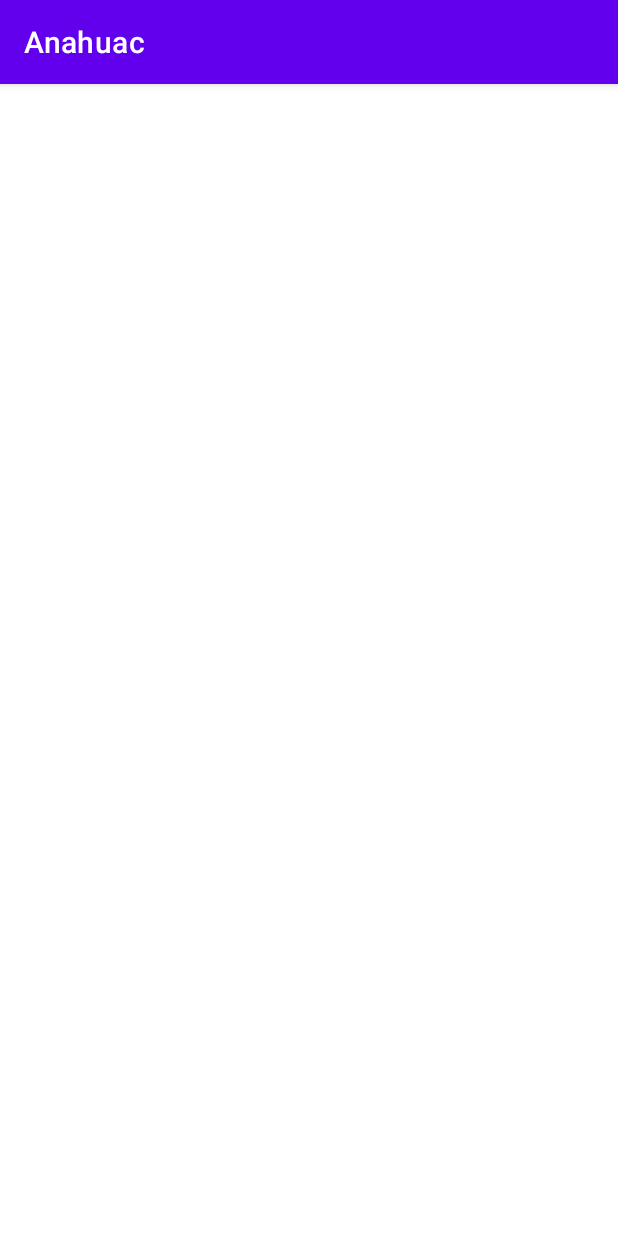
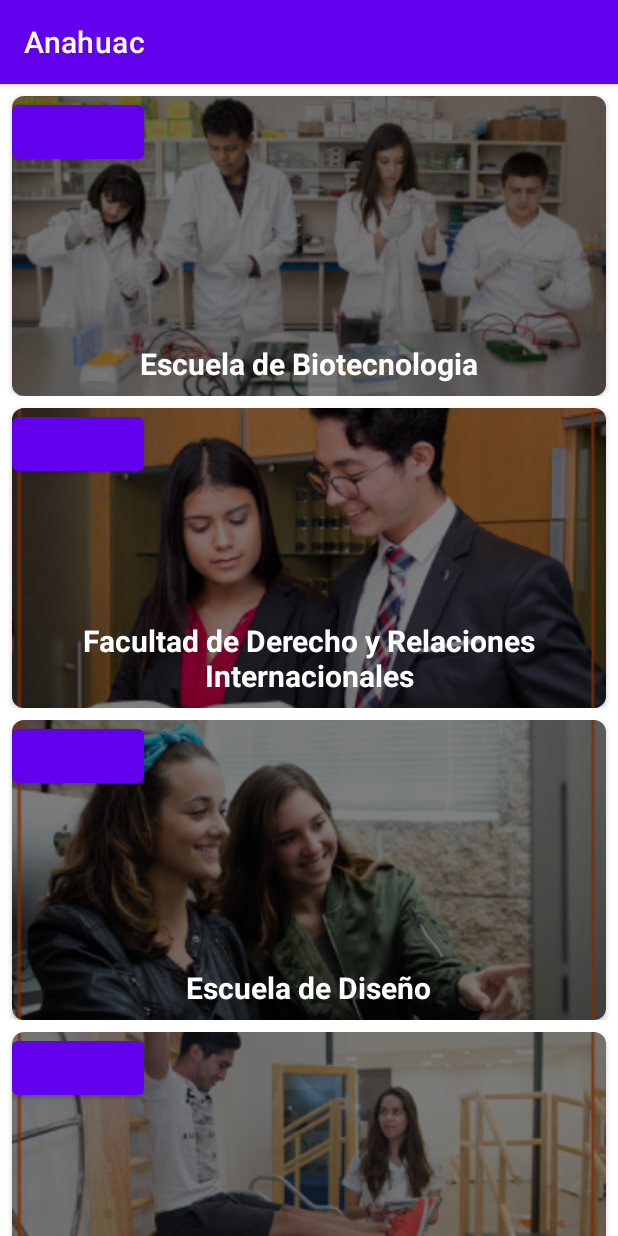
Before and after one commit to jc-anahuac/android-anahuac-app, an Android app: the BachelorListActivity screen opened directly, with no data from a screen before it, on a phone screen of 412 x 824 dp. Run offline under Robolectric (Android 15) with nearby library versions, the phone set to English and light mode, and no system bars.

Commit message:
Lista de licenciaturas/escuelas

```diff
--- a/app/src/main/java/mx/anahuac/anahuac/activities/BachelorListActivity.java
+++ b/app/src/main/java/mx/anahuac/anahuac/activities/BachelorListActivity.java
@@ -1,16 +1,65 @@
 package mx.anahuac.anahuac.activities;
 
 import androidx.appcompat.app.AppCompatActivity;
+import androidx.recyclerview.widget.LinearLayoutManager;
+import androidx.recyclerview.widget.RecyclerView;
 
 import android.os.Bundle;
 
+import java.util.ArrayList;
+
 import mx.anahuac.anahuac.R;
+import mx.anahuac.anahuac.adapters.BachelorListAdapter;
+import mx.anahuac.anahuac.adapters.LicenciaturasAdapter;
+import mx.anahuac.anahuac.models.Campus;
+import mx.anahuac.anahuac.models.Escuela;
 
 public class BachelorListActivity extends AppCompatActivity {
+
+    private RecyclerView rvEscuelas;
 
     @Override
     protected void onCreate(Bundle savedInstanceState) {
         super.onCreate(savedInstanceState);
         setContentView(R.layout.activity_bachelor_list);
+
+        rvEscuelas = findViewById(R.id.rv_escuela);
+        ArrayList<Escuela> listEscuela = new ArrayList<>();
+
+
+        Escuela c1 = new Escuela(
+                "Escuela de Biotecnologia",
+                R.drawable.ic_escuela_biotecnologia
+        );
+        Escuela c2 = new Escuela(
+                "Facultad de Derecho y Relaciones Internacionales",
+                R.drawable.ic_escuela_derecho
+        );
+
+        Escuela c3 = new Escuela(
+                "Escuela de Diseño",
+                R.drawable.ic_escuela_diseno
+        );
+
+        Escuela c4 = new Escuela(
+                "Escuela de Fisioterapia",
+                R.drawable.ic_escuela_fisio
+        );
+
+
+
+
+
+        listEscuela.add(c1);
+        listEscuela.add(c2);
+        listEscuela.add(c3);
+        listEscuela.add(c4);
+
+        rvEscuelas.setLayoutManager(new LinearLayoutManager(this,LinearLayoutManager.VERTICAL, false));
+        BachelorListAdapter adapter = new BachelorListAdapter(listEscuela);
+        rvEscuelas.setAdapter(adapter);
+
+
+
     }
 }
--- /dev/null
+++ b/app/src/main/java/mx/anahuac/anahuac/adapters/BachelorListAdapter.java
@@ -0,0 +1,59 @@
+package mx.anahuac.anahuac.adapters;
+
+import android.view.LayoutInflater;
+import android.view.View;
+import android.view.ViewGroup;
+import android.widget.ImageView;
+import android.widget.TextView;
+
+import androidx.annotation.NonNull;
+import androidx.recyclerview.widget.RecyclerView;
+
+import java.util.ArrayList;
+
+import mx.anahuac.anahuac.R;
+import mx.anahuac.anahuac.activities.BachelorListActivity;
+import mx.anahuac.anahuac.models.Escuela;
+
+public class BachelorListAdapter extends RecyclerView.Adapter<BachelorListAdapter.ViewHolder> {
+
+    private ArrayList<Escuela> data;
+
+    public BachelorListAdapter(ArrayList<Escuela> data ){this.data = data; }
+
+    @NonNull
+    @Override
+    public BachelorListAdapter.ViewHolder onCreateViewHolder(@NonNull ViewGroup parent, int viewType) {
+        View view = LayoutInflater.from(parent.getContext()).inflate(R.layout.view_bachelor_item, parent, false);
+        return new BachelorListAdapter.ViewHolder(view);
+    }
+
+    @Override
+    public void onBindViewHolder(@NonNull BachelorListAdapter.ViewHolder holder, int position) {
+        Escuela campus = data.get(position);
+        holder.tvBachelorName.setText(campus.getName());
+        holder.ivBachelor.setImageResource(campus.getImage());
+
+
+    }
+
+    @Override
+    public int getItemCount() {
+
+        return data.size();
+    }
+
+    public class ViewHolder extends RecyclerView.ViewHolder{
+
+        private TextView tvBachelorName;
+        private ImageView ivBachelor;
+
+        public ViewHolder(@NonNull View itemView) {
+            super(itemView);
+
+            tvBachelorName = itemView.findViewById(R.id.tv_campus_name);
+            ivBachelor = itemView.findViewById(R.id.iv_lic);
+        }
+    }
+
+}
--- a/app/src/main/java/mx/anahuac/anahuac/models/Campus.java
+++ b/app/src/main/java/mx/anahuac/anahuac/models/Campus.java
@@ -11,6 +11,9 @@ public class Campus {
     private String urlVideo;
     private int map;
     private List<Licenciatura> licenciaturaList;
+
+    public Campus(String s, int ic_escuela_derecho) {
+    }
 
     public String getCode() {
         return code;
--- a/app/src/main/java/mx/anahuac/anahuac/models/Escuela.java
+++ b/app/src/main/java/mx/anahuac/anahuac/models/Escuela.java
@@ -3,17 +3,18 @@ package mx.anahuac.anahuac.models;
 import java.util.List;
 
 public class Escuela {
-    private String code;
+
     private String name;
+    private int image;
+
     private List<Licenciatura> licenciaturaList;
 
-    public String getCode() {
-        return code;
+    public Escuela(String name, int image){
+        this.name = name;
+        this.image = image;
     }
 
-    public void setCode(String code) {
-        this.code = code;
-    }
+
 
     public String getName() {
         return name;
@@ -23,6 +24,12 @@ public class Escuela {
         this.name = name;
     }
 
+    public int getImage(){return image; }
+
+    public void setImage(int image) {
+        this.image = image;
+    }
+
     public List<Licenciatura> getLicenciaturaList() {
         return licenciaturaList;
     }
@@ -30,4 +37,5 @@ public class Escuela {
     public void setLicenciaturaList(List<Licenciatura> licenciaturaList) {
         this.licenciaturaList = licenciaturaList;
     }
+
 }
--- a/app/src/main/res/layout/activity_bachelor_list.xml
+++ b/app/src/main/res/layout/activity_bachelor_list.xml
@@ -6,4 +6,10 @@
     android:layout_height="match_parent"
     tools:context=".activities.BachelorListActivity">
 
+    <androidx.recyclerview.widget.RecyclerView
+        android:id="@+id/rv_escuela"
+        android:layout_width="match_parent"
+        android:layout_height="match_parent"
+        tools:listitem="@layout/view_bachelor_item"/>
+
 </androidx.constraintlayout.widget.ConstraintLayout>
--- /dev/null
+++ b/app/src/main/res/layout/view_bachelor_item.xml
@@ -0,0 +1,52 @@
+<?xml version="1.0" encoding="utf-8"?>
+<androidx.constraintlayout.widget.ConstraintLayout xmlns:android="http://schemas.android.com/apk/res/android"
+    android:layout_width="match_parent"
+    android:layout_height="wrap_content"
+    xmlns:app="http://schemas.android.com/apk/res-auto">
+
+    <androidx.cardview.widget.CardView
+        android:layout_width="match_parent"
+        android:layout_height="wrap_content"
+        android:layout_margin="@dimen/margin_medium"
+        app:cardCornerRadius="@dimen/corner_radius"
+        app:layout_constraintTop_toTopOf="parent">
+
+
+
+        <ImageView
+            android:id="@+id/iv_lic"
+            android:src="@drawable/ic_escuela_biotecnologia"
+            android:scaleType="centerCrop"
+            android:layout_width="match_parent"
+            android:layout_height="@dimen/image_height"/>
+
+        <View
+            android:layout_width="match_parent"
+            android:background="@color/black_50"
+            android:layout_height="@dimen/image_height"
+            />
+
+        <TextView
+            android:id="@+id/tv_campus_name"
+            android:layout_width="wrap_content"
+            android:layout_height="wrap_content"
+            android:text="@string/txt_escuelas"
+            android:layout_gravity="center|bottom"
+            android:textColor="@color/white"
+            android:textStyle="bold"
+            android:textSize="@dimen/font_size_tittle"
+            android:layout_margin="@dimen/margin_medium"
+            android:textAlignment="center"
+            />
+
+        <Button
+            android:layout_width="wrap_content"
+            android:layout_height="wrap_content"
+
+            />
+
+
+
+    </androidx.cardview.widget.CardView>
+
+</androidx.constraintlayout.widget.ConstraintLayout>
--- a/app/src/main/res/values/colors.xml
+++ b/app/src/main/res/values/colors.xml
@@ -8,6 +8,9 @@
     <color name="black">#FF000000</color>
     <color name="white">#FFFFFFFF</color>
 
+    <color name="black_50">#80000000</color>
+
+
     <color name="color_primary">#FE5900</color>
     <color name="color_divisor">#C5C1C1</color>
 </resources>
--- a/app/src/main/res/values/dimens.xml
+++ b/app/src/main/res/values/dimens.xml
@@ -5,6 +5,12 @@
     <dimen name="margin_large">32dp</dimen>
     <dimen name="carousel_home_size">300dp</dimen>
 
+    <dimen name="corner_radius">8dp</dimen>
+    <dimen name="margin_medium">8dp</dimen>
+    <dimen name="image_height">200dp</dimen>
+    <dimen name="font_size_tittle">20sp</dimen>
+
+
     <dimen name="item_lice_width">130dp</dimen>
     <dimen name="item_lic_height">220dp</dimen>
 </resources>
--- a/app/src/main/res/values/strings.xml
+++ b/app/src/main/res/values/strings.xml
@@ -5,4 +5,7 @@ Y EN EL TOP 3 DE UNIVERSIDADES PRIVADAS DE MÉXICO</string>
     <string name="conocenos">Conócenos</string>
     <string name="licenciaturas">Licenciaturas</string>
     <string name="about_licenciaturas">Contamos con más de 60 licenciaturas, distribuidos los diferentes campus que tenemos para ti.</string>
+
+    <string name="txt_escuelas">Escuela de Biotecnologia</string>
+
 </resources>
```
Also changed, not shown: app/src/main/res/drawable-v24/ic_escuela_biotecnologia.jpg (added), app/src/main/res/drawable-v24/ic_escuela_derecho.jpg (added), app/src/main/res/drawable-v24/ic_escuela_diseno.jpg (added), app/src/main/res/drawable-v24/ic_escuela_fisio.jpg (added), 1 other file.
